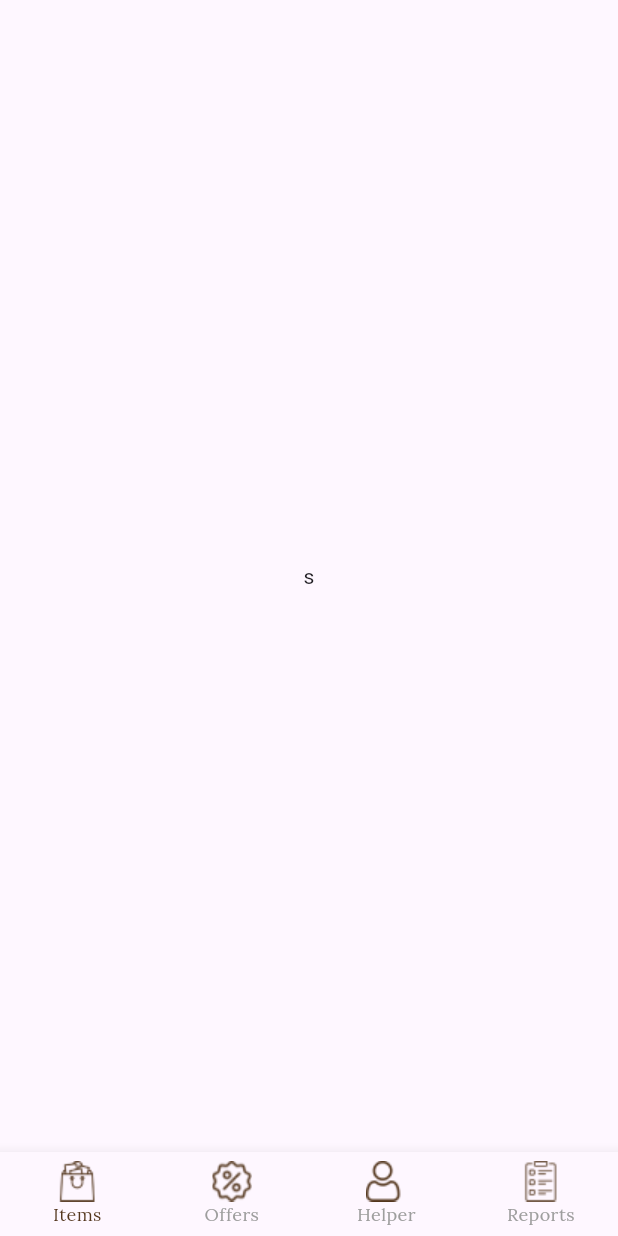
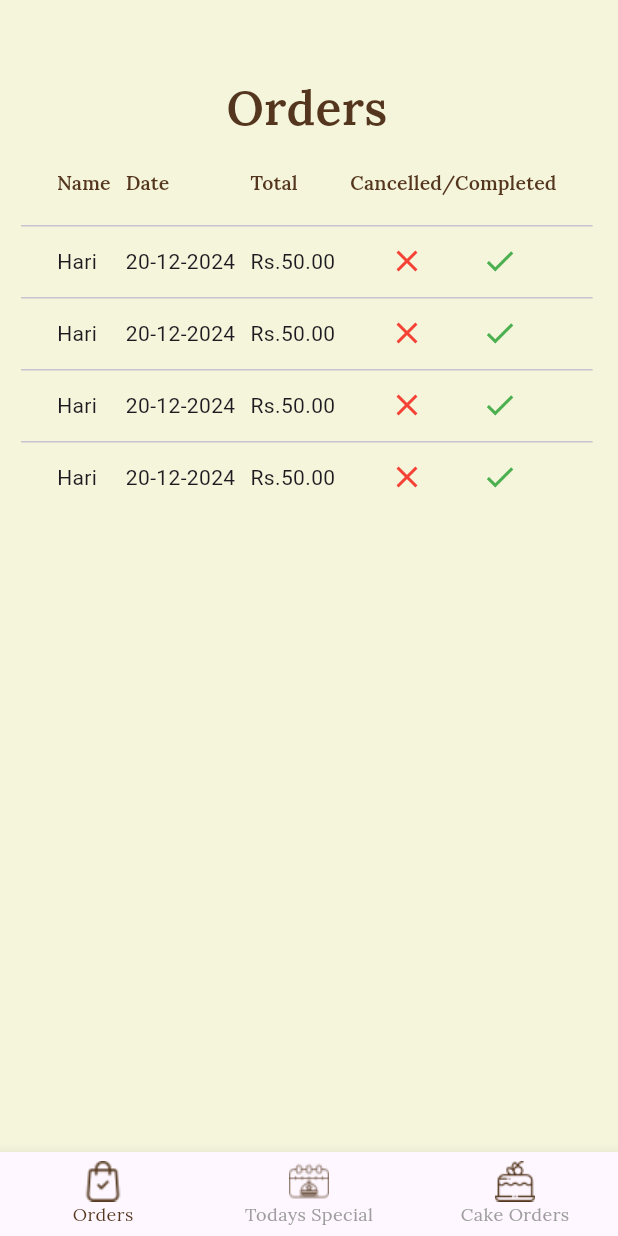
Before and after one commit to Dhipin03/BakeryAutomation_App, a Flutter app: the screen it shows after launch, on a phone screen of 412 x 824 dp. Run offline on Flutter 3.47's test engine with Material 3 defaults, Android fonts, the phone set to English and light mode, and no system bars; our stand-ins replace flutter_riverpod, google_fonts.

Commit message:
UI Completed

```diff
--- /dev/null
+++ b/lib/controller/helper_order_screen_controller/helper_order_screen_controller.dart
@@ -0,0 +1,13 @@
+import 'package:flutter_riverpod/flutter_riverpod.dart';
+import 'package:lemons_bakery_app/controller/helper_order_screen_controller/helper_order_screen_state.dart';
+
+class HelperOrderScreenStateNotifier
+    extends StateNotifier<HelperOrderScreenState> {
+  HelperOrderScreenStateNotifier() : super(HelperOrderScreenState());
+  void selectStatus({required String newStatus}) {
+    state = state.copyWith(newselectedstatus: newStatus);
+  }
+}
+
+final helperorderstatescreenProvider =
+    StateNotifierProvider((ref) => HelperOrderScreenStateNotifier());
--- /dev/null
+++ b/lib/controller/helper_order_screen_controller/helper_order_screen_state.dart
@@ -0,0 +1,10 @@
+class HelperOrderScreenState {
+  String selectedstatus;
+
+  HelperOrderScreenState({this.selectedstatus = 'Cancelled'});
+//To pass the new value to the variable
+  HelperOrderScreenState copyWith({required String newselectedstatus}) {
+    return HelperOrderScreenState(
+        selectedstatus: newselectedstatus ?? selectedstatus);
+  }
+}
--- a/lib/utils/constatnts/image_constants.dart
+++ b/lib/utils/constatnts/image_constants.dart
@@ -24,4 +24,7 @@ class ImageConstants {
   static String reporticon = 'assets/images/clipboard 1.png';
   static String gifticon = 'assets/images/gift 1.png';
   static String breadicon = 'assets/images/white-bread.png';
+  static String ordericon = 'assets/images/shopping-bag 3.png';
+  static String todaysspecialicon = 'assets/images/special 1.png';
+  static String cakeordericon = 'assets/images/cake 2.png';
 }
--- /dev/null
+++ b/lib/view/helper/helper_order_screen/helper_order_screen.dart
@@ -0,0 +1,134 @@
+import 'package:flutter/material.dart';
+import 'package:flutter_riverpod/flutter_riverpod.dart';
+import 'package:google_fonts/google_fonts.dart';
+
+import 'package:lemons_bakery_app/utils/constatnts/color_constants.dart';
+
+class HelperOrderScreen extends ConsumerWidget {
+  const HelperOrderScreen({super.key});
+
+  @override
+  Widget build(BuildContext context, WidgetRef ref) {
+    // final helperorderscreenstate =
+    //     ref.watch(helperorderstatescreenProvider) as HelperOrderScreenState;
+    return Scaffold(
+      backgroundColor: ColorConstants.primarycolor,
+      body: Padding(
+        padding: const EdgeInsets.only(left: 14, right: 14, top: 48),
+        child: Column(
+          children: [
+            Text(
+              'Orders',
+              style: GoogleFonts.lora(
+                  fontWeight: FontWeight.w600,
+                  fontSize: 32,
+                  color: ColorConstants.browncolor),
+            ),
+            DataTable(
+              columnSpacing: 10, // Reduce spacing between columns
+              // dataRowMinHeight: 60,
+              columns: [
+                DataColumn(
+                  label: Expanded(
+                    child: Text(
+                      'Name',
+                      style: GoogleFonts.lora(
+                          fontWeight: FontWeight.w600,
+                          fontSize: 13,
+                          color: ColorConstants.browncolor),
+                    ),
+                  ),
+                ),
+                DataColumn(
+                  label: Expanded(
+                    child: Text(
+                      'Date',
+                      style: GoogleFonts.lora(
+                          fontWeight: FontWeight.w600,
+                          fontSize: 13,
+                          color: ColorConstants.browncolor),
+                    ),
+                  ),
+                ),
+                DataColumn(
+                  label: Expanded(
+                    child: Text(
+                      'Total',
+                      style: GoogleFonts.lora(
+                          fontWeight: FontWeight.w600,
+                          fontSize: 13,
+                          color: ColorConstants.browncolor),
+                    ),
+                  ),
+                ),
+                DataColumn(
+                  label: Expanded(
+                    child: Text(
+                      'Cancelled/Completed',
+                      style: GoogleFonts.lora(
+                          fontWeight: FontWeight.w600,
+                          fontSize: 13,
+                          color: ColorConstants.browncolor),
+                    ),
+                  ),
+                )
+              ],
+              rows: List.generate(
+                4,
+                (index) => DataRow(cells: [
+                  DataCell(
+                    Expanded(
+                      child: Text(
+                        maxLines: 2,
+                        'Hari',
+                        softWrap: true,
+                        overflow: TextOverflow.ellipsis,
+                      ),
+                    ),
+                  ),
+                  DataCell(
+                    Expanded(
+                      child: Text('20-12-2024',
+                          maxLines: 2,
+                          softWrap: true,
+                          overflow: TextOverflow.ellipsis),
+                    ),
+                  ),
+                  DataCell(
+                    Expanded(
+                      child: Text('Rs.50.00',
+                          maxLines: 2,
+                          softWrap: true,
+                          overflow: TextOverflow.ellipsis),
+                    ),
+                  ),
+                  DataCell(Expanded(
+                    child: Row(
+                      mainAxisAlignment: MainAxisAlignment.spaceEvenly,
+                      children: [
+                        IconButton(
+                          onPressed: () {},
+                          icon: Icon(
+                            Icons.close,
+                            color: Colors.red,
+                          ),
+                        ),
+                        IconButton(
+                          onPressed: () {},
+                          icon: Icon(
+                            Icons.check,
+                            color: Colors.green,
+                          ),
+                        ),
+                      ],
+                    ),
+                  )),
+                ]),
+              ),
+            ),
+          ],
+        ),
+      ),
+    );
+  }
+}
--- a/lib/view/helper/helperbottomnavbar_screen/helperbottomnavbar_screen.dart
+++ b/lib/view/helper/helperbottomnavbar_screen/helperbottomnavbar_screen.dart
@@ -5,20 +5,25 @@ import 'package:lemons_bakery_app/controller/bottomnavbar_controller/bottomnavba
 import 'package:lemons_bakery_app/controller/bottomnavbar_controller/bottomnavbar_state.dart';
 import 'package:lemons_bakery_app/utils/constatnts/color_constants.dart';
 import 'package:lemons_bakery_app/utils/constatnts/image_constants.dart';
+import 'package:lemons_bakery_app/view/helper/helper_order_screen/helper_order_screen.dart';
+import 'package:lemons_bakery_app/view/helper/helpercake_order_screen/helpercakeorder_screen.dart';
+import 'package:lemons_bakery_app/view/helper/helpertodays_special_screen/helpertodays_specialscreen.dart';
 
 class HelperBottomNavBarScreen extends ConsumerWidget {
   const HelperBottomNavBarScreen({super.key});
 
   @override
   Widget build(BuildContext context, WidgetRef ref) {
-    List screens = [];
+    List screens = [
+      HelperOrderScreen(),
+      HelpertodaysSpecialscreen(),
+      HelpercakeOrderScreen()
+    ];
     //int selectedindex = 0;
     final bottomnavbarscreenstate =
         ref.watch(bottomnavbarProvider) as BottomnavbarState;
     return Scaffold(
-      body: Center(
-        child: Text('s'),
-      ),
+      body: screens[bottomnavbarscreenstate.index],
       bottomNavigationBar: BottomNavigationBar(
         onTap: (value) {
           ref.read(bottomnavbarProvider.notifier).incindex(index: value);
@@ -38,33 +43,25 @@ class HelperBottomNavBarScreen extends ConsumerWidget {
             color: ColorConstants.browncolor),
         items: [
           BottomNavigationBarItem(
-            label: 'Items',
+            label: 'Orders',
             icon: Image.asset(
-              ImageConstants.itemicon,
+              ImageConstants.ordericon,
               height: 27,
               width: 27,
             ),
           ),
           BottomNavigationBarItem(
-            label: 'Offers',
+            label: 'Todays Special',
             icon: Image.asset(
-              ImageConstants.offericon, // Use correct cart image
+              ImageConstants.todaysspecialicon, // Use correct cart image
               height: 27,
               width: 27,
             ),
           ),
           BottomNavigationBarItem(
-            label: 'Helper',
+            label: 'Cake Orders',
             icon: Image.asset(
-              ImageConstants.helpericon,
-              height: 27,
-              width: 27,
-            ),
-          ),
-          BottomNavigationBarItem(
-            label: 'Reports',
-            icon: Image.asset(
-              ImageConstants.reporticon,
+              ImageConstants.cakeordericon,
               height: 27,
               width: 27,
             ),
```
Also changed, not shown: lib/view/helper/helpercake_order_screen/helpercakeorder_screen.dart (added, +134 -0 lines), lib/view/helper/helpertodays_special_screen/helpertodays_specialscreen.dart (added, +237 -0 lines), assets/images/cake 2.png (added), assets/images/shopping-bag 3.png (added), assets/images/special 1.png (added).
